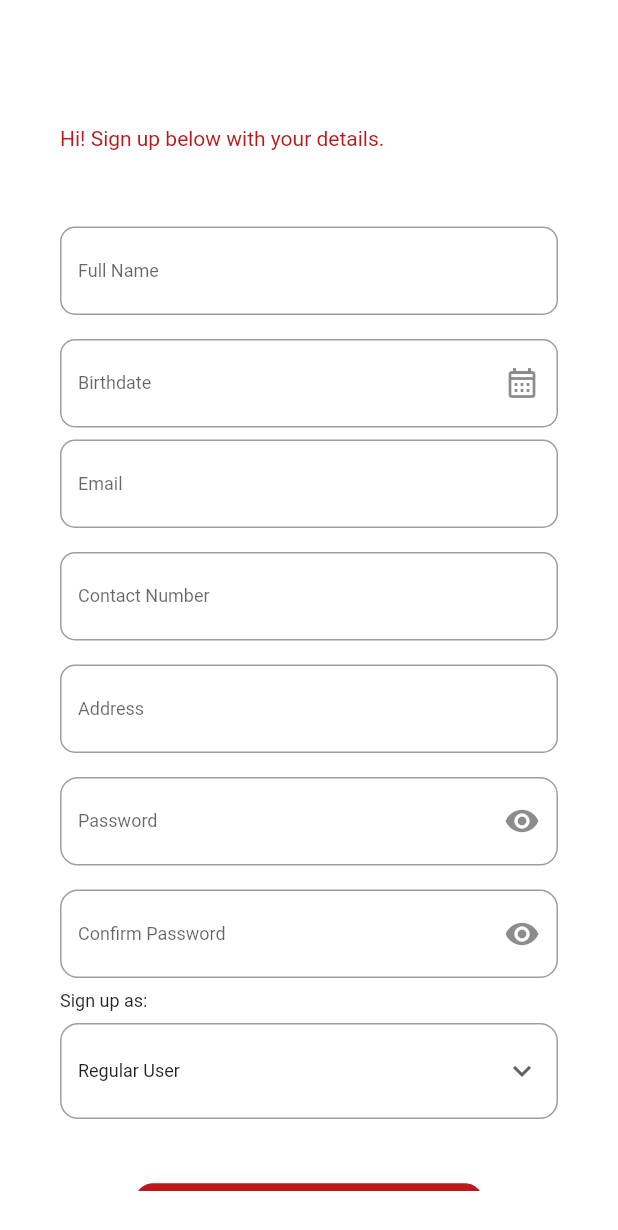
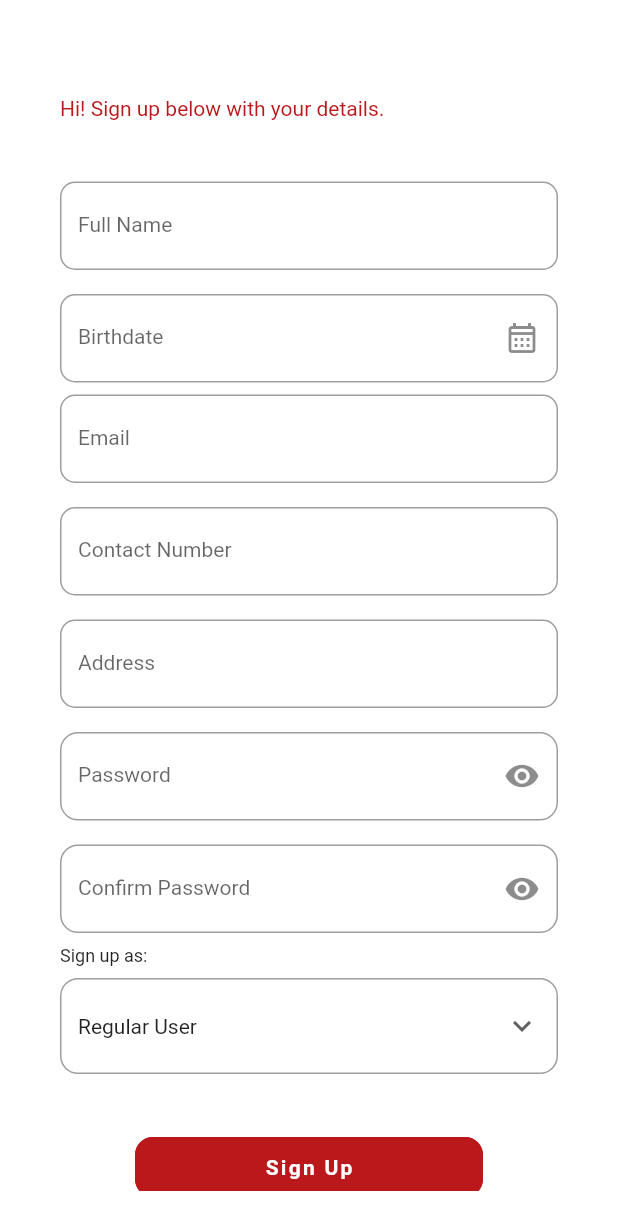
Before and after one commit to clairevillaret/MedIC-App, a Flutter app: the screen it shows after launch, after a tap on "Sign Up", on a phone screen of 412 x 824 dp. Shown: the top 1230 px of the screen. Run offline on Flutter 3.47's test engine with Material 2 defaults, Android fonts, the phone set to English and light mode, and no system bars; our stand-ins replace cloud_firestore, connectivity_plus, dio, firebase_auth, firebase_core, firebase_database and 4 more; missing offline and left inert: cloud_firestore_web, firebase_auth_web, firebase_core_web, firebase_database_web, geolocator_web; accounts and stored records are empty.

Commit message:
fixed UI

```diff
--- a/lib/user side/login_page.dart
+++ b/lib/user side/login_page.dart
@@ -99,7 +99,7 @@ class _LoginPageState extends State<LoginPage> {
                           borderSide: const BorderSide(color: Color(0xFFba181b)),
                         ),
                         labelText: 'Email',
-                        labelStyle: const TextStyle(fontSize: 12),
+                        labelStyle: const TextStyle(fontSize: 14),
                       ),
                       validator: (value){
                         if(value == null || value.isEmpty){
@@ -120,7 +120,7 @@ class _LoginPageState extends State<LoginPage> {
                           borderSide: const BorderSide(color: Color(0xFFba181b)),
                         ),
                         labelText: 'Password',
-                        labelStyle: const TextStyle(fontSize: 12),
+                        labelStyle: const TextStyle(fontSize: 14),
                         suffixIcon: GestureDetector(
                             onTap: () {
                               _togglePassword();
@@ -176,7 +176,7 @@ class _LoginPageState extends State<LoginPage> {
                         child: const Text('LOGIN',
                           style: TextStyle(
                             color: Colors.white,
-                            fontSize: 12.0,
+                            fontSize: 14.0,
                             letterSpacing: 1.5,
                             fontWeight: FontWeight.bold,
                           ),),
@@ -188,7 +188,7 @@ class _LoginPageState extends State<LoginPage> {
                         const Text(
                           "Don't have an account yet?",
                           style: TextStyle(
-                            fontSize: 12.0,
+                            fontSize: 14.0,
                             color: Colors.black,
                           ),),
                         RawMaterialButton(
@@ -199,7 +199,7 @@ class _LoginPageState extends State<LoginPage> {
                           child: const Text(' Sign Up',
                             style: TextStyle(
                               color: Color(0xFFba181b),
-                              fontSize: 12.0,
+                              fontSize: 14.0,
                             ),
                           ),
                         ),
--- a/lib/user side/signup_page.dart
+++ b/lib/user side/signup_page.dart
@@ -2,6 +2,7 @@ import 'dart:core';
 import 'package:cloud_firestore/cloud_firestore.dart';
 import 'package:firebase_database/firebase_database.dart';
 import 'package:flutter/material.dart';
+import 'package:fluttertoast/fluttertoast.dart';
 import 'package:intl/intl.dart';
 import 'package:medic/user%20side/home_screen.dart';
 import 'package:medic/user%20side/login_page.dart';
@@ -44,7 +45,6 @@ class _SignupPageState extends State<SignupPage> {
   }
 
   Future signUp() async {
-    if(passwordConfirmed()){
     await FirebaseAuth.instance.createUserWithEmailAndPassword(
         email: emailController.text.trim(),
         password: passwordController.text.trim());
@@ -58,7 +58,6 @@ class _SignupPageState extends State<SignupPage> {
       passwordController.text.trim(),
       selectedRole,
     );
-    }
 
     if (currentUser != null) {
       // signed in
@@ -89,6 +88,7 @@ class _SignupPageState extends State<SignupPage> {
     if(passwordController.text.trim() == confirmController.text.trim()){
       return true;
     }else{
+      Fluttertoast.showToast(msg: 'Passwords do not match');
       return false;
     }
   }
@@ -120,7 +120,7 @@ class _SignupPageState extends State<SignupPage> {
                 crossAxisAlignment: CrossAxisAlignment.start,
                 children: <Widget>[
                   Container(
-                    margin: const EdgeInsets.fromLTRB(0.0, 60.0, 0.0, 50.0),
+                    margin: const EdgeInsets.fromLTRB(0.0, 40.0, 0.0, 40.0),
                     child: const Text(
                       'Hi! Sign up below with your details.',
                       textAlign: TextAlign.center,
@@ -141,7 +141,7 @@ class _SignupPageState extends State<SignupPage> {
                           borderSide: const BorderSide(color: Color(0xFFba181b)),
                         ),
                         labelText: 'Full Name',
-                        labelStyle: const TextStyle(fontSize: 12),
+                        labelStyle: const TextStyle(fontSize: 14.0),
                       ),
                       validator: (value){
                         if(value == null || value.isEmpty){
@@ -161,7 +161,7 @@ class _SignupPageState extends State<SignupPage> {
                           borderSide: const BorderSide(color: Color(0xFFba181b)),
                         ),
                         labelText: 'Birthdate',
-                        labelStyle: const TextStyle(fontSize: 12),
+                        labelStyle: const TextStyle(fontSize: 14.0),
                         suffixIcon: const Icon(Icons.calendar_month_outlined),
                       ),
                       onTap: () async {
@@ -194,7 +194,7 @@ class _SignupPageState extends State<SignupPage> {
                           borderSide: const BorderSide(color: Color(0xFFba181b)),
                         ),
                         labelText: 'Email',
-                        labelStyle: const TextStyle(fontSize: 12),
+                        labelStyle: const TextStyle(fontSize: 14.0),
                       ),
                       validator: (value){
                         if(value == null || value.isEmpty){
@@ -214,7 +214,7 @@ class _SignupPageState extends State<SignupPage> {
                           borderSide: const BorderSide(color: Color(0xFFba181b)),
                         ),
                         labelText: 'Contact Number',
-                        labelStyle: const TextStyle(fontSize: 12),
+                        labelStyle: const TextStyle(fontSize: 14.0),
                       ),
                       validator: (value){
                         if(value == null || value.isEmpty){
@@ -240,7 +240,7 @@ class _SignupPageState extends State<SignupPage> {
                           borderSide: const BorderSide(color: Color(0xFFba181b)),
                         ),
                         labelText: 'Address',
-                        labelStyle: const TextStyle(fontSize: 12),
+                        labelStyle: const TextStyle(fontSize: 14.0),
                       ),
                       validator: (value){
                         if(value == null || value.isEmpty){
@@ -261,7 +261,7 @@ class _SignupPageState extends State<SignupPage> {
                           borderSide: const BorderSide(color: Color(0xFFba181b)),
                         ),
                         labelText: 'Password',
-                        labelStyle: const TextStyle(fontSize: 12),
+                        labelStyle: const TextStyle(fontSize: 14.0),
                         suffixIcon: GestureDetector(
                             onTap: () {
                               _togglePassword();
@@ -293,7 +293,7 @@ class _SignupPageState extends State<SignupPage> {
                           borderSide: const BorderSide(color: Color(0xFFba181b)),
                         ),
                         labelText: 'Confirm Password',
-                        labelStyle: const TextStyle(fontSize: 12),
+                        labelStyle: const TextStyle(fontSize: 14.0),
                         suffixIcon: GestureDetector(
                             onTap: () {
                               _togglePassword();
@@ -324,7 +324,7 @@ class _SignupPageState extends State<SignupPage> {
                       items: roles.map((String items) {
                         return DropdownMenuItem(
                           value: items,
-                          child: Text(items, style: const TextStyle(fontSize: 12)),
+                          child: Text(items, style: const TextStyle(fontSize: 14.0)),
                         );
                       }).toList(),
                       onChanged: (String? newValue) {
@@ -347,13 +347,16 @@ class _SignupPageState extends State<SignupPage> {
                       ),
                       onPressed: () {
                         if (_formKey.currentState!.validate()){
+                          if (passwordConfirmed()){
                             signUp();
+                          }
+
                         }
                       },
                       child: const Text('Sign Up',
                         style: TextStyle(
                           color: Colors.white,
-                          fontSize: 12.0,
+                          fontSize: 14.0,
                           letterSpacing: 1.5,
                           fontWeight: FontWeight.bold,
                         ),
@@ -366,7 +369,7 @@ class _SignupPageState extends State<SignupPage> {
                       const Text(
                         "Already have an account?",
                         style: TextStyle(
-                          fontSize: 12.0,
+                          fontSize: 14.0,
                           color: Colors.black,
                         ),),
                       RawMaterialButton(
@@ -378,7 +381,7 @@ class _SignupPageState extends State<SignupPage> {
                         child: const Text(' Login',
                           style: TextStyle(
                             color: Color(0xFFba181b),
-                            fontSize: 12.0,
+                            fontSize: 14.0,
                           ),
                         ),
                       ),
```
Lines whose indentation alone changed are shown as unchanged.
